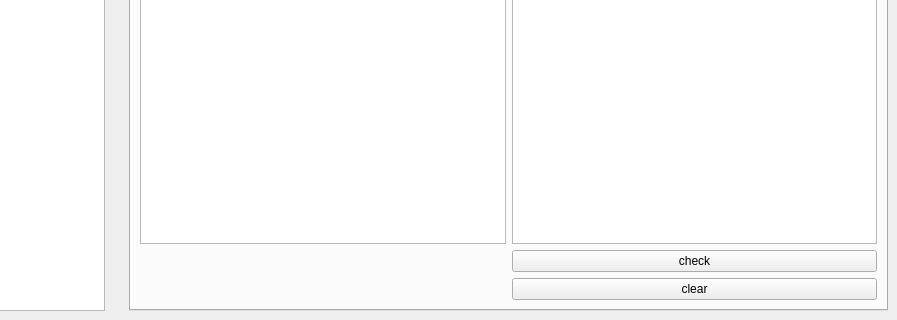
Above: untitled.ui from YYCB/pythonProject-pyqt5 before the change; both pictures show x 160 to 1057 and y 489 to 809 of the 1057 by 809 pixel window. Below: the same form after it.
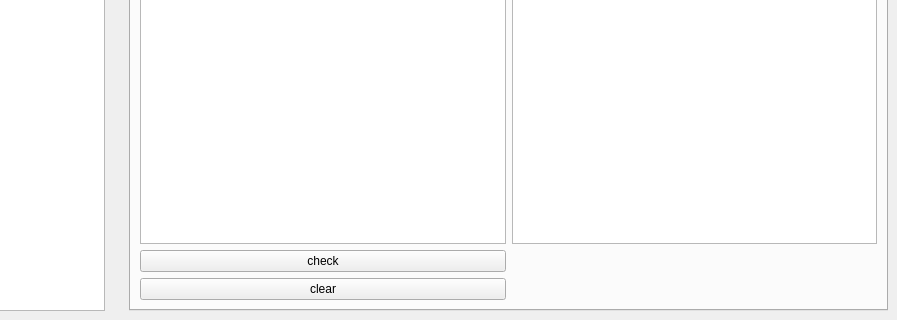
That is the form after the change.

What changed in the file:
```diff
--- a/untitled.ui
+++ b/untitled.ui
@@ -27,29 +27,28 @@
        <layout class="QGridLayout" name="gridLayout_7">
         <item row="0" column="0">
          <layout class="QGridLayout" name="gridLayout_5">
-          <item row="1" column="3">
-           <layout class="QGridLayout" name="gridLayout_4">
-            <item row="0" column="0">
+          <item row="0" column="3">
+           <widget class="QTextBrowser" name="textBrowser"/>
+          </item>
+          <item row="1" column="4">
+           <layout class="QGridLayout" name="gridLayout_4"/>
+          </item>
+          <item row="1" column="2">
              <widget class="QPushButton" name="pushButton_2">
               <property name="text">
                <string>check</string>
               </property>
              </widget>
             </item>
-            <item row="1" column="0">
+          <item row="0" column="2">
+           <widget class="QTextBrowser" name="textBrowser_2"/>
+          </item>
+          <item row="2" column="2">
              <widget class="QPushButton" name="pushButton_3">
               <property name="text">
                <string>clear</string>
               </property>
              </widget>
-            </item>
-           </layout>
-          </item>
-          <item row="0" column="3">
-           <widget class="QTextBrowser" name="textBrowser_2"/>
-          </item>
-          <item row="0" column="2">
-           <widget class="QTextBrowser" name="textBrowser"/>
           </item>
          </layout>
         </item>
```
Lines whose indentation alone changed are shown as unchanged.
